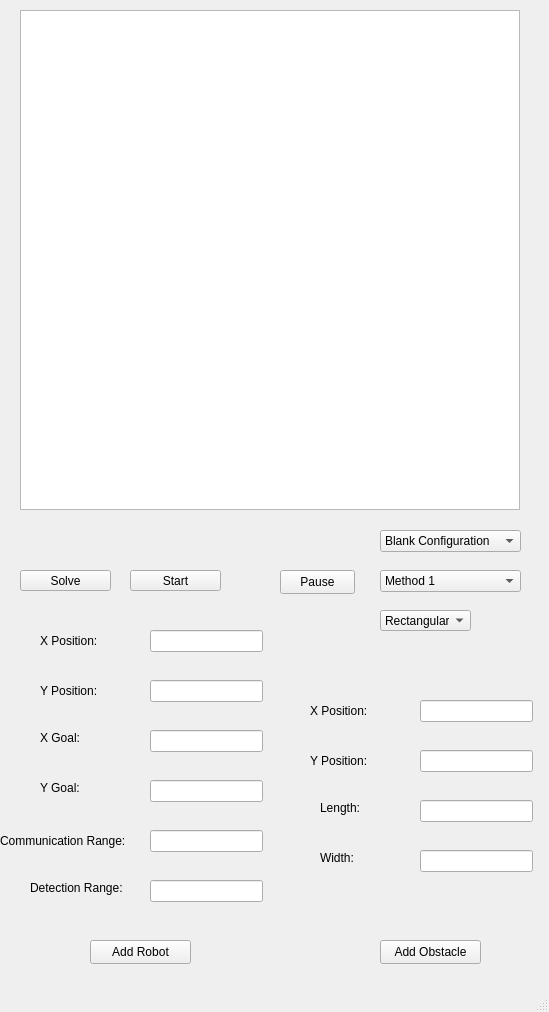
sinancimen/multiagent_pathfinding, file multiagent_pathfinding_ui/mainwindow.ui: the form before one commit.
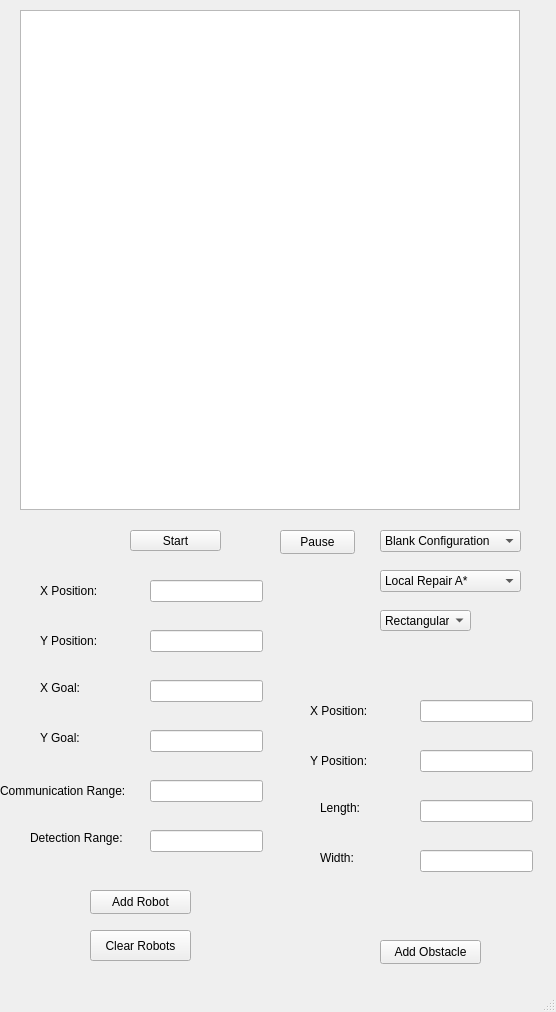
The form after the commit.

```diff
--- a/multiagent_pathfinding_ui/mainwindow.ui
+++ b/multiagent_pathfinding_ui/mainwindow.ui
@@ -6,7 +6,7 @@
    <rect>
     <x>0</x>
     <y>0</y>
-    <width>549</width>
+    <width>556</width>
     <height>1012</height>
    </rect>
   </property>
@@ -18,7 +18,7 @@
     <property name="geometry">
      <rect>
       <x>90</x>
-      <y>940</y>
+      <y>890</y>
       <width>101</width>
       <height>24</height>
      </rect>
@@ -70,19 +70,6 @@
      </property>
     </item>
    </widget>
-   <widget class="QPushButton" name="solveButton">
-    <property name="geometry">
-     <rect>
-      <x>20</x>
-      <y>570</y>
-      <width>91</width>
-      <height>21</height>
-     </rect>
-    </property>
-    <property name="text">
-     <string>Solve</string>
-    </property>
-   </widget>
    <widget class="QComboBox" name="methodSelectionComboBox">
     <property name="geometry">
      <rect>
@@ -94,7 +81,7 @@
     </property>
     <item>
      <property name="text">
-      <string>Method 1</string>
+      <string>Local Repair A*</string>
      </property>
     </item>
     <item>
@@ -107,7 +94,7 @@
     <property name="geometry">
      <rect>
       <x>130</x>
-      <y>570</y>
+      <y>530</y>
       <width>91</width>
       <height>21</height>
      </rect>
@@ -120,7 +107,7 @@
     <property name="geometry">
      <rect>
       <x>280</x>
-      <y>570</y>
+      <y>530</y>
       <width>75</width>
       <height>24</height>
      </rect>
@@ -331,7 +318,7 @@
     <property name="geometry">
      <rect>
       <x>150</x>
-      <y>830</y>
+      <y>780</y>
       <width>113</width>
       <height>22</height>
      </rect>
@@ -341,7 +328,7 @@
     <property name="geometry">
      <rect>
       <x>150</x>
-      <y>880</y>
+      <y>830</y>
       <width>113</width>
       <height>22</height>
      </rect>
@@ -351,7 +338,7 @@
     <property name="geometry">
      <rect>
       <x>0</x>
-      <y>830</y>
+      <y>780</y>
       <width>151</width>
       <height>21</height>
      </rect>
@@ -364,7 +351,7 @@
     <property name="geometry">
      <rect>
       <x>150</x>
-      <y>630</y>
+      <y>580</y>
       <width>113</width>
       <height>22</height>
      </rect>
@@ -374,7 +361,7 @@
     <property name="geometry">
      <rect>
       <x>150</x>
-      <y>730</y>
+      <y>680</y>
       <width>113</width>
       <height>22</height>
      </rect>
@@ -384,7 +371,7 @@
     <property name="geometry">
      <rect>
       <x>40</x>
-      <y>630</y>
+      <y>580</y>
       <width>71</width>
       <height>21</height>
      </rect>
@@ -397,7 +384,7 @@
     <property name="geometry">
      <rect>
       <x>40</x>
-      <y>680</y>
+      <y>630</y>
       <width>71</width>
       <height>21</height>
      </rect>
@@ -410,7 +397,7 @@
     <property name="geometry">
      <rect>
       <x>150</x>
-      <y>680</y>
+      <y>630</y>
       <width>113</width>
       <height>22</height>
      </rect>
@@ -420,7 +407,7 @@
     <property name="geometry">
      <rect>
       <x>150</x>
-      <y>780</y>
+      <y>730</y>
       <width>113</width>
       <height>22</height>
      </rect>
@@ -430,7 +417,7 @@
     <property name="geometry">
      <rect>
       <x>30</x>
-      <y>880</y>
+      <y>830</y>
       <width>121</width>
       <height>16</height>
      </rect>
@@ -443,7 +430,7 @@
     <property name="geometry">
      <rect>
       <x>40</x>
-      <y>780</y>
+      <y>730</y>
       <width>49</width>
       <height>16</height>
      </rect>
@@ -456,7 +443,7 @@
     <property name="geometry">
      <rect>
       <x>40</x>
-      <y>730</y>
+      <y>680</y>
       <width>49</width>
       <height>16</height>
      </rect>
@@ -1052,6 +1039,19 @@
      </palette>
     </property>
    </widget>
+   <widget class="QPushButton" name="clearRobotsPushbutton">
+    <property name="geometry">
+     <rect>
+      <x>90</x>
+      <y>930</y>
+      <width>101</width>
+      <height>31</height>
+     </rect>
+    </property>
+    <property name="text">
+     <string>Clear Robots</string>
+    </property>
+   </widget>
   </widget>
   <widget class="QMenuBar" name="menubar">
    <property name="geometry">
```
Left out of the diff: 126 changed lines with no effect on the pictures.
